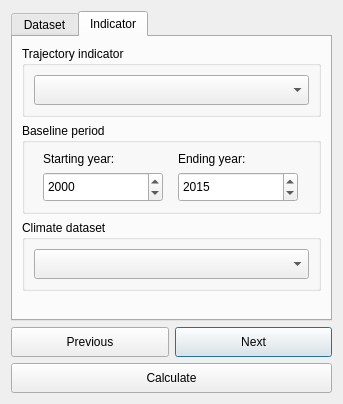
The window that LDMP/gui/DlgTimeseries.ui (ConservationInternational/trends.earth) describes before a commit, drawn with Qt 5.
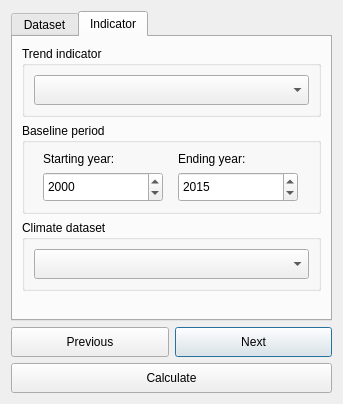
The same window after the commit. The open tabs and pages were chosen to show the change.

Diff of the .ui file:
```diff
--- a/LDMP/gui/DlgTimeseries.ui
+++ b/LDMP/gui/DlgTimeseries.ui
@@ -112,7 +112,7 @@
           </sizepolicy>
          </property>
          <property name="title">
-          <string>Trajectory indicator</string>
+          <string>Trend indicator</string>
          </property>
          <layout class="QVBoxLayout" name="verticalLayout_6">
           <item>
```
